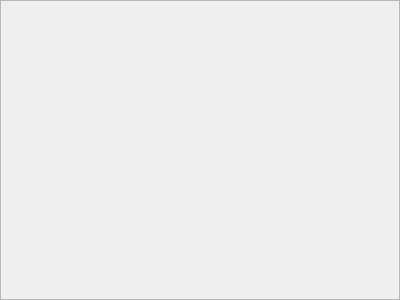
This is mondossierframe.ui in rsoumail/Exam-Platform as Qt 5 draws it before an edit. The edited form follows.
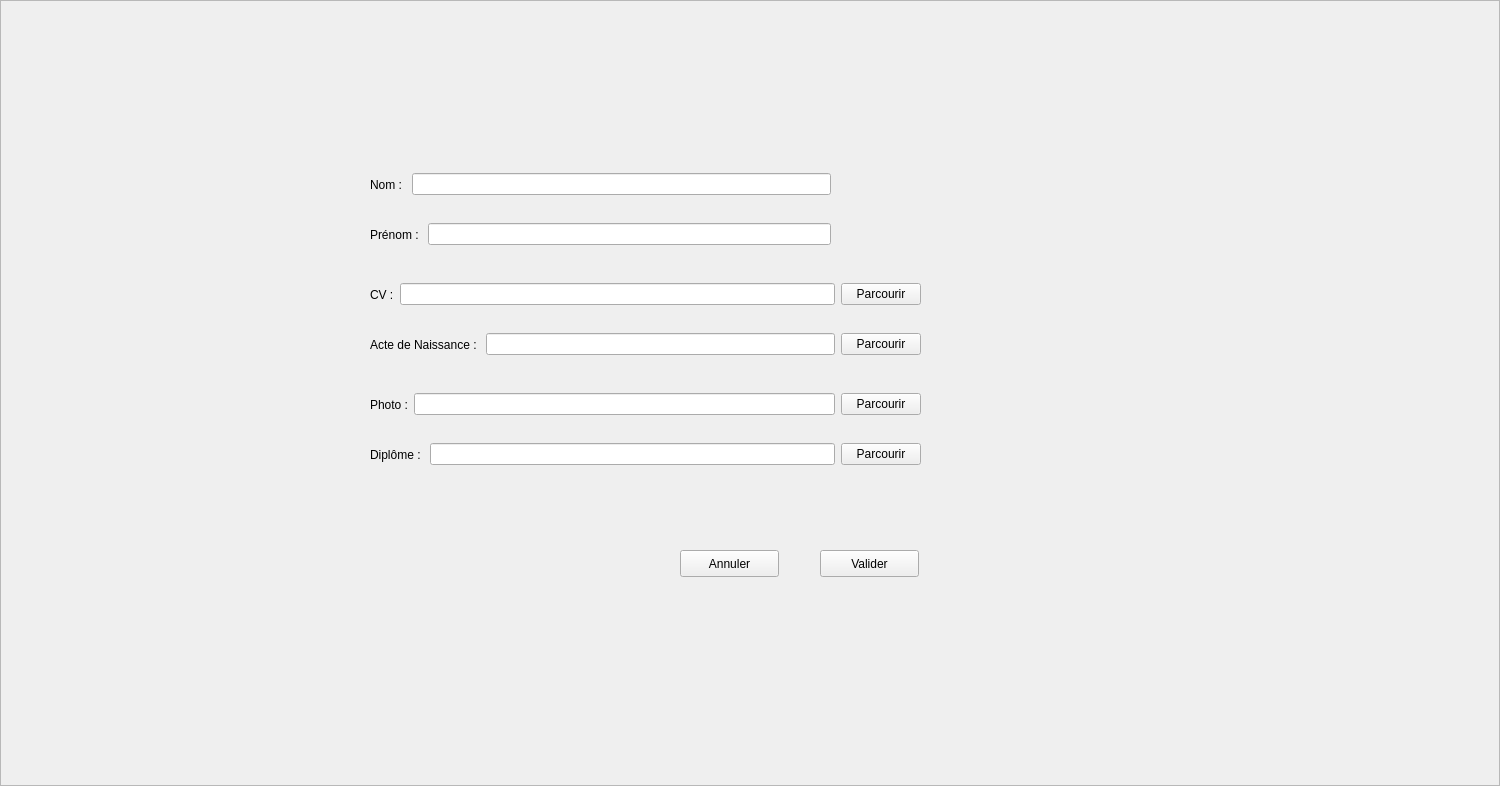
This is the edited form.

```diff
--- a/mondossierframe.ui
+++ b/mondossierframe.ui
@@ -9,8 +9,8 @@
    <rect>
     <x>0</x>
     <y>0</y>
-    <width>400</width>
-    <height>300</height>
+    <width>1500</width>
+    <height>786</height>
    </rect>
   </property>
   <property name="frameShape">
@@ -19,5 +19,197 @@
   <property name="windowTitle">
    <string>Frame</string>
   </property>
+  <property name="frameShape">
+   <enum>QFrame::StyledPanel</enum>
+  </property>
+  <property name="frameShadow">
+   <enum>QFrame::Raised</enum>
+  </property>
+  <widget class="QPushButton" name="btn_valider">
+   <property name="geometry">
+    <rect>
+     <x>820</x>
+     <y>550</y>
+     <width>99</width>
+     <height>27</height>
+    </rect>
+   </property>
+   <property name="text">
+    <string>Valider</string>
+   </property>
+  </widget>
+  <widget class="QPushButton" name="btn_annuler">
+   <property name="geometry">
+    <rect>
+     <x>680</x>
+     <y>550</y>
+     <width>99</width>
+     <height>27</height>
+    </rect>
+   </property>
+   <property name="text">
+    <string>Annuler</string>
+   </property>
+  </widget>
+  <widget class="QWidget" name="">
+   <property name="geometry">
+    <rect>
+     <x>370</x>
+     <y>330</y>
+     <width>551</width>
+     <height>29</height>
+    </rect>
+   </property>
+   <layout class="QHBoxLayout" name="horizontalLayout">
+    <item>
+     <widget class="QLabel" name="label_4">
+      <property name="text">
+       <string>Acte de Naissance : </string>
+      </property>
+     </widget>
+    </item>
+    <item>
+     <widget class="QLineEdit" name="champ_acte_naissance"/>
+    </item>
+    <item>
+     <widget class="QPushButton" name="btn_acte_naissance">
+      <property name="text">
+       <string>Parcourir</string>
+      </property>
+     </widget>
+    </item>
+   </layout>
+  </widget>
+  <widget class="QWidget" name="">
+   <property name="geometry">
+    <rect>
+     <x>370</x>
+     <y>390</y>
+     <width>551</width>
+     <height>29</height>
+    </rect>
+   </property>
+   <layout class="QHBoxLayout" name="horizontalLayout_2">
+    <item>
+     <widget class="QLabel" name="label_5">
+      <property name="text">
+       <string>Photo :</string>
+      </property>
+     </widget>
+    </item>
+    <item>
+     <widget class="QLineEdit" name="champ_photo"/>
+    </item>
+    <item>
+     <widget class="QPushButton" name="btn_photo">
+      <property name="text">
+       <string>Parcourir</string>
+      </property>
+     </widget>
+    </item>
+   </layout>
+  </widget>
+  <widget class="QWidget" name="">
+   <property name="geometry">
+    <rect>
+     <x>370</x>
+     <y>440</y>
+     <width>551</width>
+     <height>29</height>
+    </rect>
+   </property>
+   <layout class="QHBoxLayout" name="horizontalLayout_3">
+    <item>
+     <widget class="QLabel" name="label_6">
+      <property name="text">
+       <string>Diplôme : </string>
+      </property>
+     </widget>
+    </item>
+    <item>
+     <widget class="QLineEdit" name="champ_diplome"/>
+    </item>
+    <item>
+     <widget class="QPushButton" name="btn_diplome">
+      <property name="text">
+       <string>Parcourir</string>
+      </property>
+     </widget>
+    </item>
+   </layout>
+  </widget>
+  <widget class="QWidget" name="">
+   <property name="geometry">
+    <rect>
+     <x>370</x>
+     <y>280</y>
+     <width>551</width>
+     <height>29</height>
+    </rect>
+   </property>
+   <layout class="QHBoxLayout" name="horizontalLayout_4">
+    <item>
+     <widget class="QLabel" name="label_3">
+      <property name="text">
+       <string>CV :</string>
+      </property>
+     </widget>
+    </item>
+    <item>
+     <widget class="QLineEdit" name="champ_cv"/>
+    </item>
+    <item>
+     <widget class="QPushButton" name="btn_cv">
+      <property name="text">
+       <string>Parcourir</string>
+      </property>
+     </widget>
+    </item>
+   </layout>
+  </widget>
+  <widget class="QWidget" name="">
+   <property name="geometry">
+    <rect>
+     <x>370</x>
+     <y>220</y>
+     <width>461</width>
+     <height>29</height>
+    </rect>
+   </property>
+   <layout class="QHBoxLayout" name="horizontalLayout_5">
+    <item>
+     <widget class="QLabel" name="label_2">
+      <property name="text">
+       <string>Prénom : </string>
+      </property>
+     </widget>
+    </item>
+    <item>
+     <widget class="QLineEdit" name="prenom_candidat"/>
+    </item>
+   </layout>
+  </widget>
+  <widget class="QWidget" name="">
+   <property name="geometry">
+    <rect>
+     <x>370</x>
+     <y>170</y>
+     <width>461</width>
+     <height>29</height>
+    </rect>
+   </property>
+   <layout class="QHBoxLayout" name="horizontalLayout_6">
+    <item>
+     <widget class="QLabel" name="label">
+      <property name="text">
+       <string>Nom : </string>
+      </property>
+     </widget>
+    </item>
+    <item>
+     <widget class="QLineEdit" name="nom_candidat"/>
+    </item>
+   </layout>
+  </widget>
  </widget>
 </ui>
```
Left out of the diff: 10 changed lines with no effect on the pictures.
